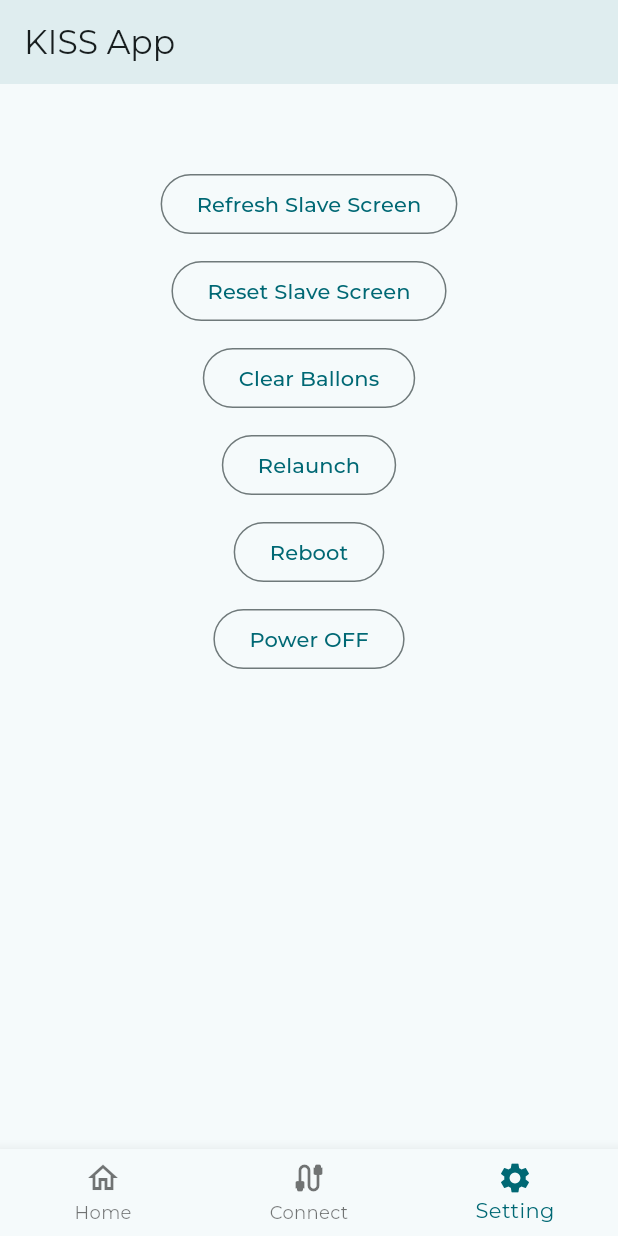
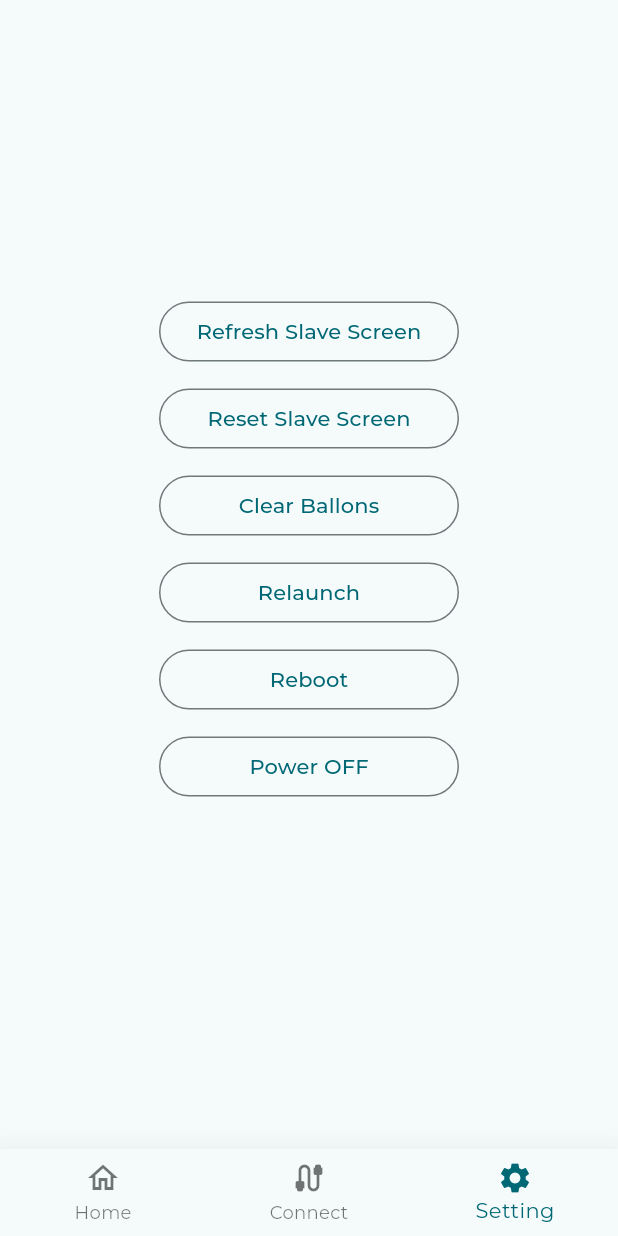
Before and after one commit to madhav2348/build_ai_kiss_app, a Flutter app: the screen it shows after launch, item 3 of the bottom bar chosen, after a tap on "Refresh Slave Screen", on a phone screen of 412 x 824 dp. Run offline on Flutter 3.47's test engine with Material 3 defaults, Android fonts, the phone set to English and light mode, and no system bars; our stand-ins replace flutter_dotenv, fluttertoast, google_fonts, shared_preferences; missing offline and left inert: dartssh2.

Commit message:
add padding

```diff
--- a/lg_ai/lib/main.dart
+++ b/lg_ai/lib/main.dart
@@ -1,9 +1,6 @@
 import 'package:flutter/material.dart';
 import 'package:google_fonts/google_fonts.dart';
-import 'package:lg_ai/screen/connection.dart';
 import 'package:lg_ai/screen/navigation.dart';
-import 'package:lg_ai/screen/setting.dart';
-import '/screen/screen.dart';
 import '/theme.dart';
 import 'package:provider/provider.dart';
 import 'package:flutter_dotenv/flutter_dotenv.dart';
@@ -30,6 +27,7 @@ class _MyAppState extends State<MyApp> {
   Widget build(BuildContext context) {
     final themeprovider = Provider.of<ThemeChanger>(context);
     return MaterialApp(
+      debugShowCheckedModeBanner: false,
       themeMode: themeprovider.themeMode,
       darkTheme: ThemeData.dark(),
 
@@ -44,7 +42,7 @@ class _MyAppState extends State<MyApp> {
         // iconTheme: IconThemeData(color: Colors.white),
       ),
       home: Scaffold(
-        appBar: AppBar(title: Text('KISS App'), elevation: 4),
+        // appBar: AppBar(title: Text('KISS App'), elevation: 4),
         body: Navigation(),
       ),
     );
--- a/lg_ai/lib/screen/connection.dart
+++ b/lg_ai/lib/screen/connection.dart
@@ -88,10 +88,12 @@ class _ConnectionPageState extends State<ConnectionPage> {
       body: Center(
         child: SizedBox(
           child: Padding(
-            padding: const EdgeInsets.all(20),
+            padding: const EdgeInsets.all(50),
             child: Form(
               child: Column(
                 spacing: 20,
+                mainAxisAlignment: MainAxisAlignment.center,
+                crossAxisAlignment: CrossAxisAlignment.center,
                 children: [
                   Text(
                     'Connect with LG',
@@ -150,6 +152,7 @@ class _ConnectionPageState extends State<ConnectionPage> {
                     },
                     child: Text('Connect'),
                   ),
+                  SizedBox(height: 70),
                 ],
               ),
             ),
--- a/lg_ai/lib/screen/navigation.dart
+++ b/lg_ai/lib/screen/navigation.dart
@@ -19,6 +19,7 @@ class _NavigationState extends State<Navigation> {
     return Scaffold(
       body: item[index],
       bottomNavigationBar: BottomNavigationBar(
+        elevation: 20,
         currentIndex: index,
         onTap: (value) {
           setState(() {
--- a/lg_ai/lib/screen/screen.dart
+++ b/lg_ai/lib/screen/screen.dart
@@ -20,7 +20,7 @@ class _ScreenState extends State<Screen> {
       appBar: AppBar(),
       body: Center(
         child: Padding(
-          padding: EdgeInsets.all(12),
+          padding: EdgeInsets.all(50),
           child: Form(
             child: Column(
               spacing: 30,
--- a/lg_ai/lib/screen/setting.dart
+++ b/lg_ai/lib/screen/setting.dart
@@ -15,17 +15,43 @@ class _SettingScreenState extends State<SettingScreen> {
       body: Center(
         child: Column(
           spacing: 10,
-
+          mainAxisAlignment: MainAxisAlignment.center,
           children: [
-            OutlinedButton(
-              onPressed: () {},
-              child: Text('Refresh Slave Screen'),
+            SizedBox(
+              width: 200,
+              // height: 40,
+              child: OutlinedButton(
+                onPressed: () {},
+                child: Text('Refresh Slave Screen'),
+              ),
             ),
-            OutlinedButton(onPressed: () {}, child: Text('Reset Slave Screen')),
-            OutlinedButton(onPressed: () {}, child: Text('Clear Ballons')),
-            OutlinedButton(onPressed: () {}, child: Text('Relaunch')),
-            OutlinedButton(onPressed: () {}, child: Text('Reboot')),
-            OutlinedButton(onPressed: () {}, child: Text('Power OFF')),
+            SizedBox(
+              width: 200,
+              child: OutlinedButton(
+                onPressed: () {},
+                child: Text('Reset Slave Screen'),
+              ),
+            ),
+            SizedBox(
+              width: 200,
+              child: OutlinedButton(
+                onPressed: () {},
+                child: Text('Clear Ballons'),
+              ),
+            ),
+            SizedBox(
+              width: 200,
+              child: OutlinedButton(onPressed: () {}, child: Text('Relaunch')),
+            ),
+            SizedBox(
+              width: 200,
+              child: OutlinedButton(onPressed: () {}, child: Text('Reboot')),
+            ),
+            SizedBox(
+              width: 200,
+              child: OutlinedButton(onPressed: () {}, child: Text('Power OFF')),
+            ),
+            SizedBox(height: 80),
           ],
         ),
       ),
```
